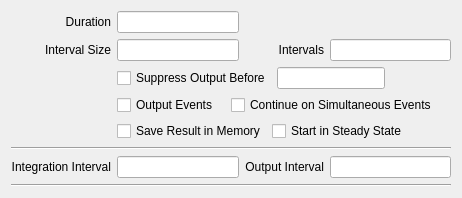
This is copasi/UI/CQTrajectoryWidget.ui in copasi/COPASI as Qt 5 draws it before an edit. The edited form follows.
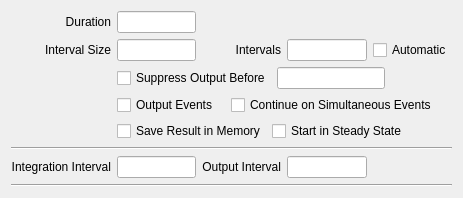
This is the edited form. Custom widgets are drawn as their Qt base class.

Commit message: The deterministic integration method supports now the automatic output step size selection.

```diff
--- a/copasi/UI/CQTrajectoryWidget.ui
+++ b/copasi/UI/CQTrajectoryWidget.ui
@@ -24,7 +24,7 @@
    <rect>
     <x>0</x>
     <y>0</y>
-    <width>462</width>
+    <width>463</width>
     <height>184</height>
    </rect>
   </property>
@@ -50,10 +50,33 @@
        </property>
       </widget>
      </item>
+     <item row="2" column="3">
+      <widget class="QLineEdit" name="mpEditIntervals"/>
+     </item>
+     <item row="9" column="1">
+      <widget class="QLineEdit" name="mpEditIntegrationInterval">
+       <property name="readOnly">
+        <bool>true</bool>
+       </property>
+      </widget>
+     </item>
      <item row="0" column="1">
       <widget class="QLineEdit" name="mpEditDuration"/>
      </item>
-     <item row="1" column="0">
+     <item row="2" column="2">
+      <widget class="QLabel" name="mpLblIntervals">
+       <property name="text">
+        <string>Intervals</string>
+       </property>
+       <property name="alignment">
+        <set>Qt::AlignRight|Qt::AlignTrailing|Qt::AlignVCenter</set>
+       </property>
+       <property name="wordWrap">
+        <bool>false</bool>
+       </property>
+      </widget>
+     </item>
+     <item row="2" column="0">
       <widget class="QLabel" name="mpLblIntervalSize">
        <property name="text">
         <string>Interval Size</string>
@@ -66,13 +89,20 @@
        </property>
       </widget>
      </item>
-     <item row="1" column="1">
+     <item row="9" column="3">
+      <widget class="QLineEdit" name="mpEditOutputInterval">
+       <property name="readOnly">
+        <bool>true</bool>
+       </property>
+      </widget>
+     </item>
+     <item row="2" column="1">
       <widget class="QLineEdit" name="mpEditIntervalSize"/>
      </item>
-     <item row="1" column="2">
-      <widget class="QLabel" name="mpLblIntervals">
+     <item row="9" column="0">
+      <widget class="QLabel" name="mpLblIntegrationInterval">
        <property name="text">
-        <string>Intervals</string>
+        <string>Integration Interval</string>
        </property>
        <property name="alignment">
         <set>Qt::AlignRight|Qt::AlignTrailing|Qt::AlignVCenter</set>
@@ -82,10 +112,58 @@
        </property>
       </widget>
      </item>
-     <item row="1" column="3">
-      <widget class="QLineEdit" name="mpEditIntervals"/>
+     <item row="9" column="2">
+      <widget class="QLabel" name="mpLblOutputInterval">
+       <property name="text">
+        <string>Output Interval</string>
+       </property>
+       <property name="alignment">
+        <set>Qt::AlignRight|Qt::AlignTrailing|Qt::AlignVCenter</set>
+       </property>
+       <property name="wordWrap">
+        <bool>false</bool>
+       </property>
+      </widget>
      </item>
-     <item row="2" column="1" colspan="3">
+     <item row="2" column="4">
+      <widget class="QCheckBox" name="mpCheckAutomaticInterval">
+       <property name="text">
+        <string>Automatic</string>
+       </property>
+      </widget>
+     </item>
+     <item row="6" column="1" colspan="4">
+      <layout class="QHBoxLayout" name="mpLayoutEvents">
+       <item>
+        <widget class="QCheckBox" name="mpCheckOutputEvent">
+         <property name="text">
+          <string>Output Events  </string>
+         </property>
+        </widget>
+       </item>
+       <item>
+        <widget class="QCheckBox" name="mpCheckContinueEvents">
+         <property name="text">
+          <string>Continue on Simultaneous Events</string>
+         </property>
+        </widget>
+       </item>
+       <item>
+        <spacer name="mpSpacerEvents">
+         <property name="orientation">
+          <enum>Qt::Horizontal</enum>
+         </property>
+         <property name="sizeHint" stdset="0">
+          <size>
+           <width>13</width>
+           <height>20</height>
+          </size>
+         </property>
+        </spacer>
+       </item>
+      </layout>
+     </item>
+     <item row="5" column="1" colspan="4">
       <layout class="QHBoxLayout" name="mpLayoutDelayed">
        <item>
         <widget class="QCheckBox" name="mpCheckDelay">
@@ -115,38 +193,7 @@
        </item>
       </layout>
      </item>
-     <item row="3" column="1" colspan="3">
-      <layout class="QHBoxLayout" name="mpLayoutEvents">
-       <item>
-        <widget class="QCheckBox" name="mpCheckOutputEvent">
-         <property name="text">
-          <string>Output Events  </string>
-         </property>
-        </widget>
-       </item>
-       <item>
-        <widget class="QCheckBox" name="mpCheckContinueEvents">
-         <property name="text">
-          <string>Continue on Simultaneous Events</string>
-         </property>
-        </widget>
-       </item>
-       <item>
-        <spacer name="mpSpacerEvents">
-         <property name="orientation">
-          <enum>Qt::Horizontal</enum>
-         </property>
-         <property name="sizeHint" stdset="0">
-          <size>
-           <width>13</width>
-           <height>20</height>
-          </size>
-         </property>
-        </spacer>
-       </item>
-      </layout>
-     </item>
-     <item row="4" column="1" colspan="3">
+     <item row="7" column="1" colspan="4">
       <layout class="QHBoxLayout" name="mpLayoutMemory">
        <item>
         <widget class="QCheckBox" name="mpCheckSave">
@@ -180,7 +227,7 @@
        </item>
       </layout>
      </item>
-     <item row="5" column="0" colspan="4">
+     <item row="8" column="0" colspan="5">
       <widget class="Line" name="mpLine2">
        <property name="frameShape">
         <enum>QFrame::HLine</enum>
@@ -190,47 +237,7 @@
        </property>
       </widget>
      </item>
-     <item row="6" column="0">
-      <widget class="QLabel" name="mpLblIntegrationInterval">
-       <property name="text">
-        <string>Integration Interval</string>
-       </property>
-       <property name="alignment">
-        <set>Qt::AlignRight|Qt::AlignTrailing|Qt::AlignVCenter</set>
-       </property>
-       <property name="wordWrap">
-        <bool>false</bool>
-       </property>
-      </widget>
-     </item>
-     <item row="6" column="1">
-      <widget class="QLineEdit" name="mpEditIntegrationInterval">
-       <property name="readOnly">
-        <bool>true</bool>
-       </property>
-      </widget>
-     </item>
-     <item row="6" column="2">
-      <widget class="QLabel" name="mpLblOutputInterval">
-       <property name="text">
-        <string>Output Interval</string>
-       </property>
-       <property name="alignment">
-        <set>Qt::AlignRight|Qt::AlignTrailing|Qt::AlignVCenter</set>
-       </property>
-       <property name="wordWrap">
-        <bool>false</bool>
-       </property>
-      </widget>
-     </item>
-     <item row="6" column="3">
-      <widget class="QLineEdit" name="mpEditOutputInterval">
-       <property name="readOnly">
-        <bool>true</bool>
-       </property>
-      </widget>
-     </item>
-     <item row="7" column="0" colspan="4">
+     <item row="10" column="0" colspan="5">
       <widget class="Line" name="mpLine1">
        <property name="frameShape">
         <enum>QFrame::HLine</enum>
```
Left out of the diff: 61 changed lines with no effect on the pictures. The commit also changes 10 other files.
